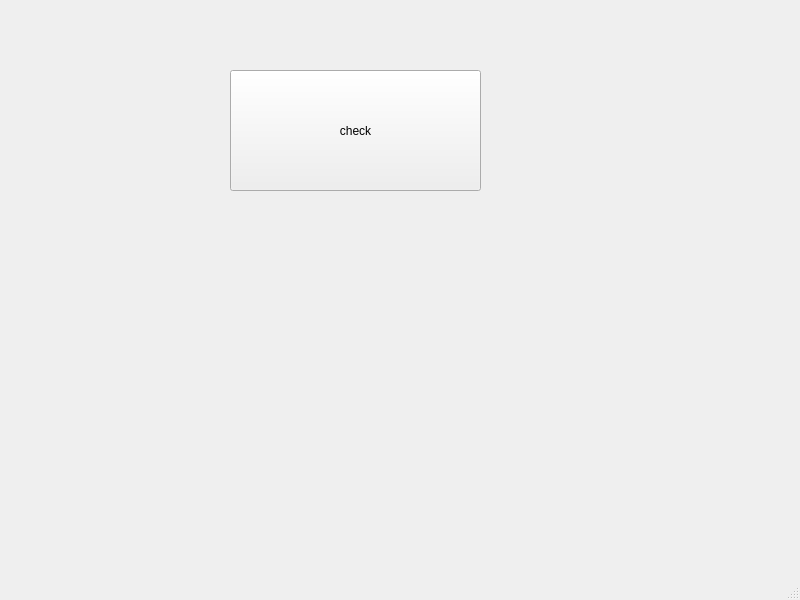
Qt form X/mainwindow.ui (MohammadrezaAldaghi/X) before a commit.
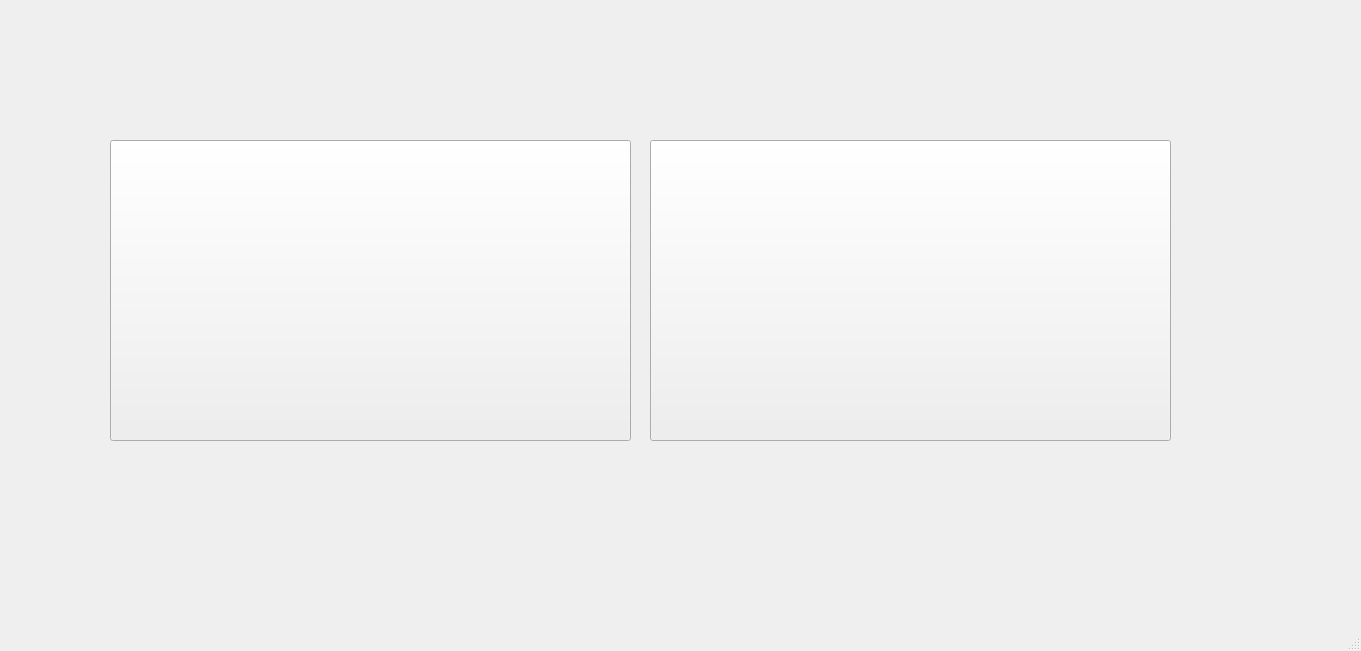
The same form after that commit.

```diff
--- a/X/mainwindow.ui
+++ b/X/mainwindow.ui
@@ -6,8 +6,8 @@
    <rect>
     <x>0</x>
     <y>0</y>
-    <width>800</width>
-    <height>600</height>
+    <width>1361</width>
+    <height>651</height>
    </rect>
   </property>
   <property name="windowTitle">
@@ -17,14 +17,37 @@
    <widget class="QPushButton" name="checkButton">
     <property name="geometry">
      <rect>
-      <x>230</x>
-      <y>70</y>
-      <width>251</width>
-      <height>121</height>
+      <x>110</x>
+      <y>140</y>
+      <width>521</width>
+      <height>301</height>
      </rect>
     </property>
+    <property name="font">
+     <font>
+      <pointsize>35</pointsize>
+     </font>
+    </property>
     <property name="text">
-     <string>check</string>
+     <string/>
+    </property>
+   </widget>
+   <widget class="QPushButton" name="SignupButton">
+    <property name="geometry">
+     <rect>
+      <x>650</x>
+      <y>140</y>
+      <width>521</width>
+      <height>301</height>
+     </rect>
+    </property>
+    <property name="font">
+     <font>
+      <pointsize>35</pointsize>
+     </font>
+    </property>
+    <property name="text">
+     <string/>
     </property>
    </widget>
   </widget>
```
Left out of the diff: 4 changed lines with no effect on the pictures.
